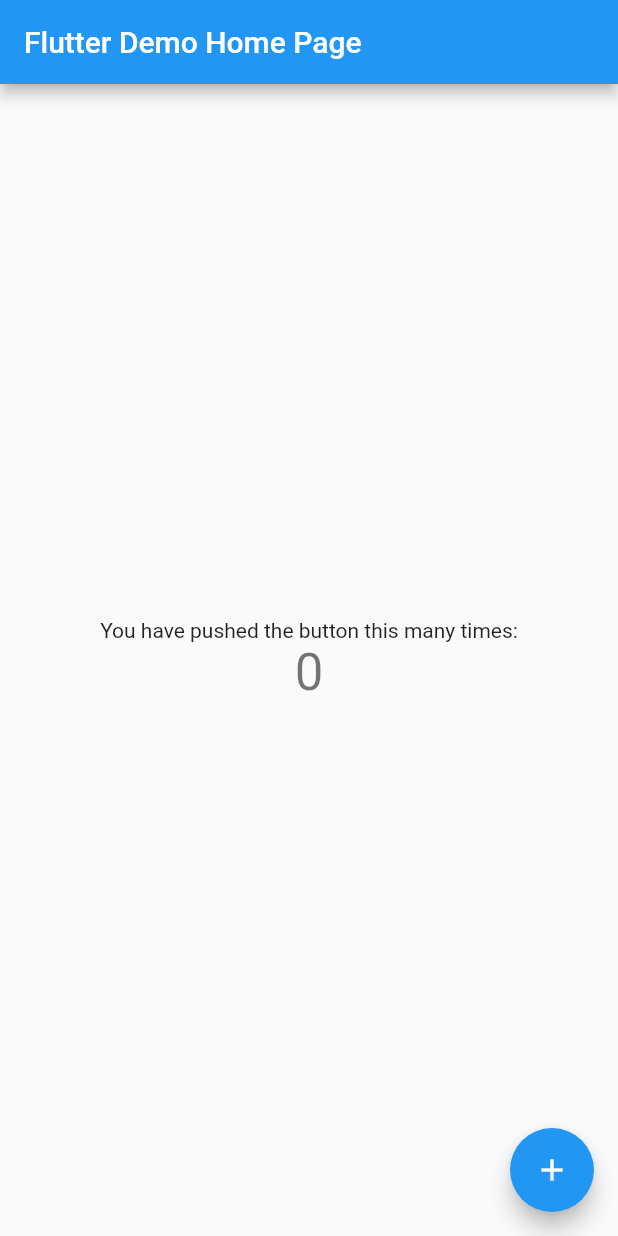
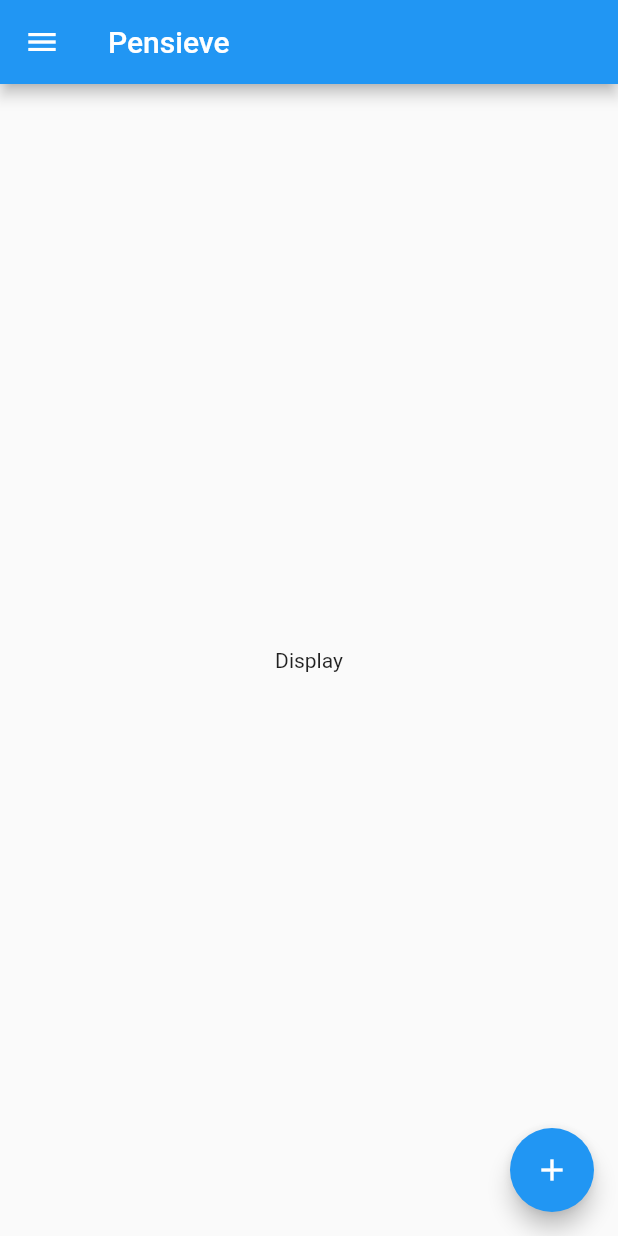
Before and after one commit to anbncn/pensieve_app, a Flutter app: the screen it shows after launch, on a phone screen of 412 x 824 dp. Run offline on Flutter 3.47's test engine with Material 2 defaults, Android fonts, the phone set to English and light mode, and no system bars.

Commit message:
Stateless homepage design

```diff
--- a/lib/main.dart
+++ b/lib/main.dart
@@ -1,111 +1,74 @@
 import 'package:flutter/material.dart';
 
-void main() => runApp(MyApp());
+void main() {
+  // better to use MaterialApp as it brings in some top level Widgets like
+  // Navigator etc, and is recommended if we use Material Design
+  runApp(
+    MaterialApp(
+      title: "PensieveApp",
+      home: HomePage(),
+    ),
+  );
+}
 
-class MyApp extends StatelessWidget {
-  // This widget is the root of your application.
+Widget _buildAppBar() {
+  return AppBar(
+    title: Text("Pensieve"),
+  );
+}
+
+Widget _buildDrawer(BuildContext context) {
+  return Drawer(
+    child: ListView(
+      padding: EdgeInsets.zero,
+      children: <Widget>[
+        DrawerHeader(
+          // TODO: put a logo maybe here
+          child: Text('Pensieve'),
+          decoration: BoxDecoration(color: Colors.blue),
+        ),
+        ListTile(
+            title: Text('About'),
+            onTap: () {
+              Navigator.pop(context);
+            }),
+        ListTile(
+            title: Text('Feedback'),
+            onTap: () {
+              Navigator.pop(context);
+            }),
+        ListTile(
+            title: Text('Settings'),
+            onTap: () {
+              Navigator.pop(context);
+            }),
+        ListTile(
+            title: Text('Backup'),
+            onTap: () {
+              Navigator.pop(context);
+            }),
+      ],
+    ),
+  );
+}
+
+Widget _buildAddButton() {
+  return FloatingActionButton(
+      child: Icon(Icons.add), tooltip: 'Add', onPressed: null);
+}
+
+class HomePage extends StatelessWidget {
   @override
   Widget build(BuildContext context) {
-    return MaterialApp(
-      title: 'Flutter Demo',
-      theme: ThemeData(
-        // This is the theme of your application.
-        //
-        // Try running your application with "flutter run". You'll see the
-        // application has a blue toolbar. Then, without quitting the app, try
-        // changing the primarySwatch below to Colors.green and then invoke
-        // "hot reload" (press "r" in the console where you ran "flutter run",
-        // or simply save your changes to "hot reload" in a Flutter IDE).
-        // Notice that the counter didn't reset back to zero; the application
-        // is not restarted.
-        primarySwatch: Colors.blue,
+    // using a Scaffold (which is stateful) to manage the layout
+    return Scaffold(
+      appBar: _buildAppBar(),
+      drawer: _buildDrawer(context),
+      floatingActionButton: _buildAddButton(),
+      floatingActionButtonLocation: FloatingActionButtonLocation.endFloat,
+      body: Center(
+        child: Text('Display'),
       ),
-      home: MyHomePage(title: 'Flutter Demo Home Page'),
     );
   }
 }
-
-class MyHomePage extends StatefulWidget {
-  MyHomePage({Key key, this.title}) : super(key: key);
-
-  // This widget is the home page of your application. It is stateful, meaning
-  // that it has a State object (defined below) that contains fields that affect
-  // how it looks.
-
-  // This class is the configuration for the state. It holds the values (in this
-  // case the title) provided by the parent (in this case the App widget) and
-  // used by the build method of the State. Fields in a Widget subclass are
-  // always marked "final".
-
-  final String title;
-
-  @override
-  _MyHomePageState createState() => _MyHomePageState();
-}
-
-class _MyHomePageState extends State<MyHomePage> {
-  int _counter = 0;
-
-  void _incrementCounter() {
-    setState(() {
-      // This call to setState tells the Flutter framework that something has
-      // changed in this State, which causes it to rerun the build method below
-      // so that the display can reflect the updated values. If we changed
-      // _counter without calling setState(), then the build method would not be
-      // called again, and so nothing would appear to happen.
-      _counter++;
-    });
-  }
-
-  @override
-  Widget build(BuildContext context) {
-    // This method is rerun every time setState is called, for instance as done
-    // by the _incrementCounter method above.
-    //
-    // The Flutter framework has been optimized to make rerunning build methods
-    // fast, so that you can just rebuild anything that needs updating rather
-    // than having to individually change instances of widgets.
-    return Scaffold(
-      appBar: AppBar(
-        // Here we take the value from the MyHomePage object that was created by
-        // the App.build method, and use it to set our appbar title.
-        title: Text(widget.title),
-      ),
-      body: Center(
-        // Center is a layout widget. It takes a single child and positions it
-        // in the middle of the parent.
-        child: Column(
-          // Column is also layout widget. It takes a list of children and
-          // arranges them vertically. By default, it sizes itself to fit its
-          // children horizontally, and tries to be as tall as its parent.
-          //
-          // Invoke "debug painting" (press "p" in the console, choose the
-          // "Toggle Debug Paint" action from the Flutter Inspector in Android
-          // Studio, or the "Toggle Debug Paint" command in Visual Studio Code)
-          // to see the wireframe for each widget.
-          //
-          // Column has various properties to control how it sizes itself and
-          // how it positions its children. Here we use mainAxisAlignment to
-          // center the children vertically; the main axis here is the vertical
-          // axis because Columns are vertical (the cross axis would be
-          // horizontal).
-          mainAxisAlignment: MainAxisAlignment.center,
-          children: <Widget>[
-            Text(
-              'You have pushed the button this many times:',
-            ),
-            Text(
-              '$_counter',
-              style: Theme.of(context).textTheme.display1,
-            ),
-          ],
-        ),
-      ),
-      floatingActionButton: FloatingActionButton(
-        onPressed: _incrementCounter,
-        tooltip: 'Increment',
-        child: Icon(Icons.add),
-      ), // This trailing comma makes auto-formatting nicer for build methods.
-    );
-  }
-}
```
